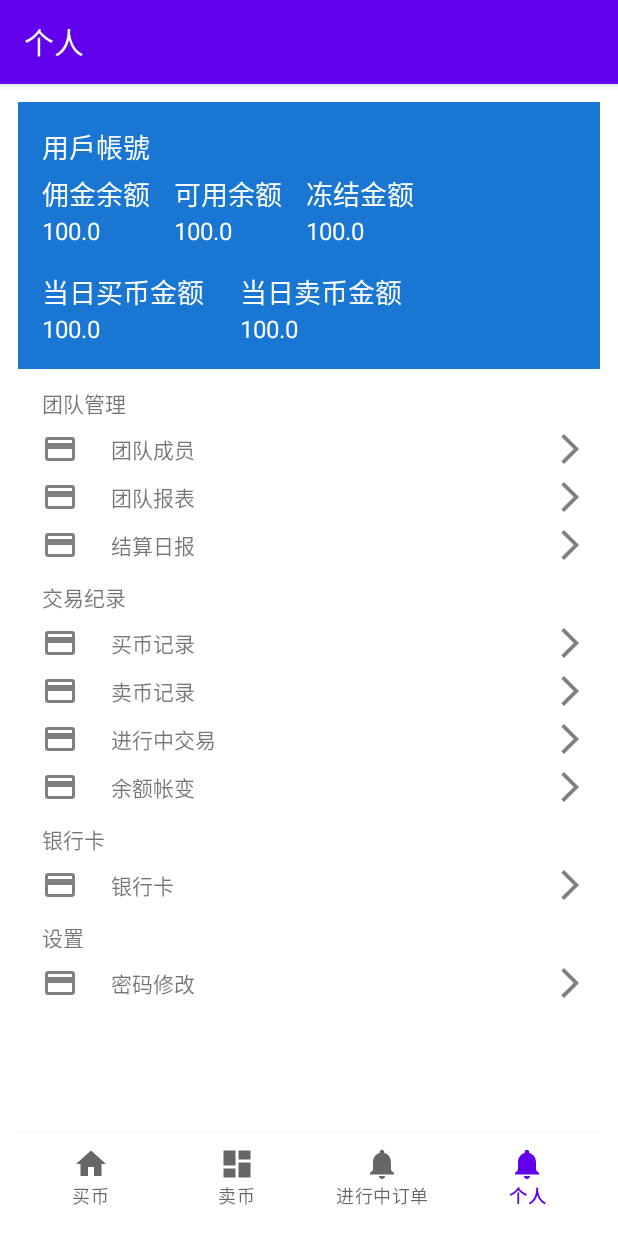
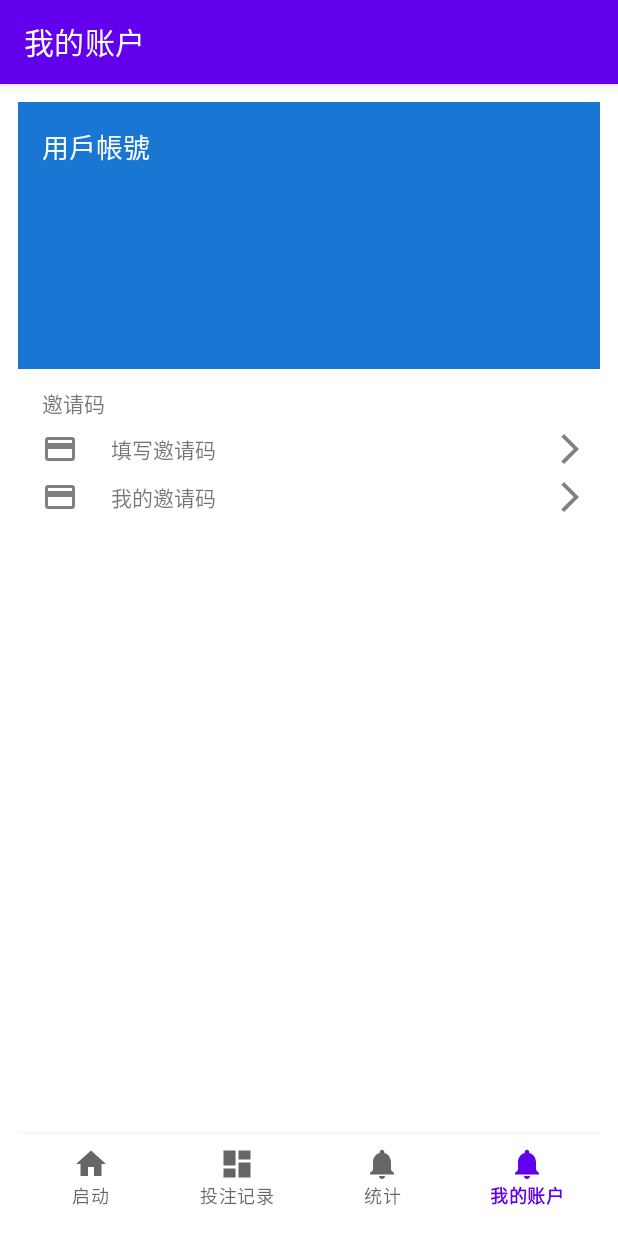
Before and after one commit to wei0820/VietnamLottery, an Android app: the MainActivity screen opened directly, with no data from a screen before it, on a phone screen of 412 x 824 dp. Run offline under Robolectric (Android 15) with nearby library versions, the phone set to English and light mode, and no system bars; our stand-ins replace navigation-ui.

Commit message:
新專案 修改介面

```diff
--- a/app/src/main/java/com/tools/payhelper/pay/MainActivity.kt
+++ b/app/src/main/java/com/tools/payhelper/pay/MainActivity.kt
@@ -42,12 +42,8 @@ class MainActivity : AppCompatActivity() {
 
     override fun onResume() {
         super.onResume()
-        getData()
     }
 
-    fun  getData() : Boolean{
-        return  intent.getBooleanExtra("google",false)
 
-    }
 
 }
--- a/app/src/main/res/layout/activity_login.xml
+++ b/app/src/main/res/layout/activity_login.xml
@@ -79,7 +79,7 @@
         ></EditText>
 
     <TextView
-
+        android:visibility="invisible"
         android:id="@+id/text3"
         app:layout_constraintTop_toBottomOf="@+id/text2"
         app:layout_constraintLeft_toLeftOf="parent"
@@ -94,6 +94,8 @@
         ></TextView>
 
     <EditText
+        android:visibility="invisible"
+
         android:layout_width="160dp"
         android:layout_height="0dp"
         android:singleLine="true"
--- a/app/src/main/res/layout/fragment_notifications.xml
+++ b/app/src/main/res/layout/fragment_notifications.xml
@@ -47,6 +47,7 @@
                     android:textSize="18sp"/>
 
                 <LinearLayout
+                    android:visibility="invisible"
                     android:orientation="horizontal"
                     android:layout_marginTop="4dp"
                     android:layout_width="wrap_content"
@@ -117,6 +118,8 @@
 
                 </LinearLayout>
                 <LinearLayout
+                    android:visibility="invisible"
+
                     android:orientation="horizontal"
                     android:layout_marginTop="4dp"
                     android:layout_width="wrap_content"
@@ -202,7 +205,7 @@
                     android:layout_width="wrap_content"
                     android:layout_height="wrap_content"
                     android:layout_toRightOf="@+id/img3"
-                    android:text="团队管理"></TextView>
+                    android:text="邀请码"></TextView>
                 <RelativeLayout
                     android:visibility="gone"
                     android:layout_marginLeft="16dp"
@@ -259,7 +262,7 @@
                         android:layout_centerInParent="true"
                         android:layout_marginLeft="22dp"
                         android:layout_toRightOf="@+id/img2"
-                        android:text="团队成员"></TextView>
+                        android:text="填写邀请码"></TextView>
                     <ImageView
                         android:layout_alignParentRight="true"
                         android:layout_width="wrap_content"
@@ -294,7 +297,7 @@
                         android:layout_centerInParent="true"
                         android:layout_marginLeft="22dp"
                         android:layout_toRightOf="@+id/img13"
-                        android:text="团队报表"></TextView>
+                        android:text="我的邀请码"></TextView>
                     <ImageView
                         android:layout_alignParentRight="true"
                         android:layout_width="wrap_content"
@@ -304,6 +307,7 @@
                         ></ImageView>
                 </RelativeLayout>
                 <RelativeLayout
+                    android:visibility="invisible"
                     android:id="@+id/reportday_layout"
                     android:layout_marginTop="8dp"
                     android:layout_marginLeft="16dp"
@@ -338,6 +342,8 @@
 
             </LinearLayout>
             <LinearLayout
+                android:visibility="invisible"
+
                 android:layout_marginTop="12dp"
                 android:layout_width="match_parent"
                 android:layout_height="wrap_content"
@@ -482,6 +488,8 @@
                 </RelativeLayout>
             </LinearLayout>
             <LinearLayout
+                android:visibility="invisible"
+
                 android:layout_marginTop="12dp"
                 android:layout_width="match_parent"
                 android:layout_height="wrap_content"
@@ -529,6 +537,8 @@
 
             </LinearLayout>
             <LinearLayout
+                android:visibility="invisible"
+
                 android:layout_marginTop="12dp"
                 android:layout_width="match_parent"
                 android:layout_height="wrap_content"
--- a/app/src/main/res/menu/bottom_nav_menu.xml
+++ b/app/src/main/res/menu/bottom_nav_menu.xml
@@ -4,21 +4,21 @@
     <item
         android:id="@+id/navigation_home"
         android:icon="@drawable/ic_home_black_24dp"
-        android:title="买币" />
+        android:title="@string/main_string_1" />
 
     <item
         android:id="@+id/navigation_dashboard"
         android:icon="@drawable/ic_dashboard_black_24dp"
-        android:title="卖币" />
+        android:title="@string/main_string_2" />
 
     <item
         android:id="@+id/navigation_order"
         android:icon="@drawable/ic_notifications_black_24dp"
-        android:title="进行中订单" />
+        android:title="@string/main_string_3" />
 
     <item
         android:id="@+id/navigation_notifications"
         android:icon="@drawable/ic_notifications_black_24dp"
-        android:title="个人" />
+        android:title="@string/main_string_4" />
 
 </menu>
--- a/app/src/main/res/navigation/mobile_navigation.xml
+++ b/app/src/main/res/navigation/mobile_navigation.xml
@@ -8,23 +8,23 @@
     <fragment
         android:id="@+id/navigation_home"
         android:name="com.jingyu.pay.ui.home.HomeFragment"
-        android:label="买币"
+        android:label="@string/main_string_1"
         tools:layout="@layout/fragment_home" />
 
     <fragment
         android:id="@+id/navigation_dashboard"
         android:name="com.jingyu.pay.ui.dashboard.DashboardFragment"
-        android:label="卖币"
+        android:label="@string/main_string_2"
         tools:layout="@layout/fragment_dashboard" />
     <fragment
         android:id="@+id/navigation_order"
         android:name="com.jingyu.pay.ui.order.OrderFragment"
-        android:label="进行中订单"
+        android:label="@string/main_string_3"
         tools:layout="@layout/fragment_order" />
 
     <fragment
         android:id="@+id/navigation_notifications"
         android:name="com.jingyu.pay.ui.notifications.NotificationsFragment"
-        android:label="个人"
+        android:label="@string/main_string_4"
         tools:layout="@layout/fragment_notifications" />
 </navigation>
--- a/app/src/main/res/values/strings.xml
+++ b/app/src/main/res/values/strings.xml
@@ -45,5 +45,12 @@
     <item>錯誤回調訊息</item>
 
 </string-array>
+    <string name="main_string_1">启动</string>
+    <string name="main_string_2">投注记录</string>
+    <string name="main_string_3">统计</string>
+    <string name="main_string_4">我的账户</string>
+
+
+
 
 </resources>
```
Also changed, not shown: app/src/main/java/com/tools/payhelper/pay/ui/login/LoginActivity.kt (+5 -30 lines), app/src/main/java/com/tools/payhelper/pay/ui/notifications/NotificationsFragment.kt (+0 -51 lines).
